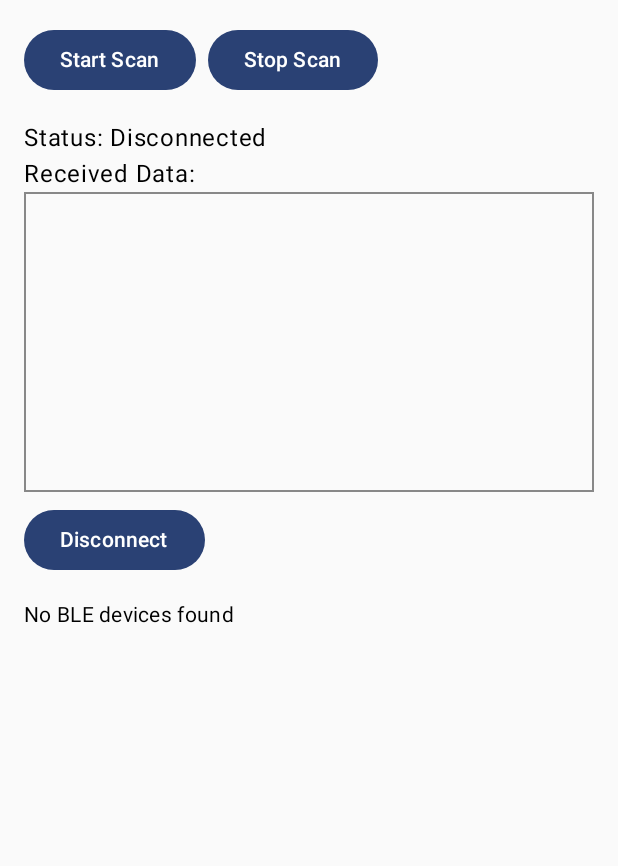
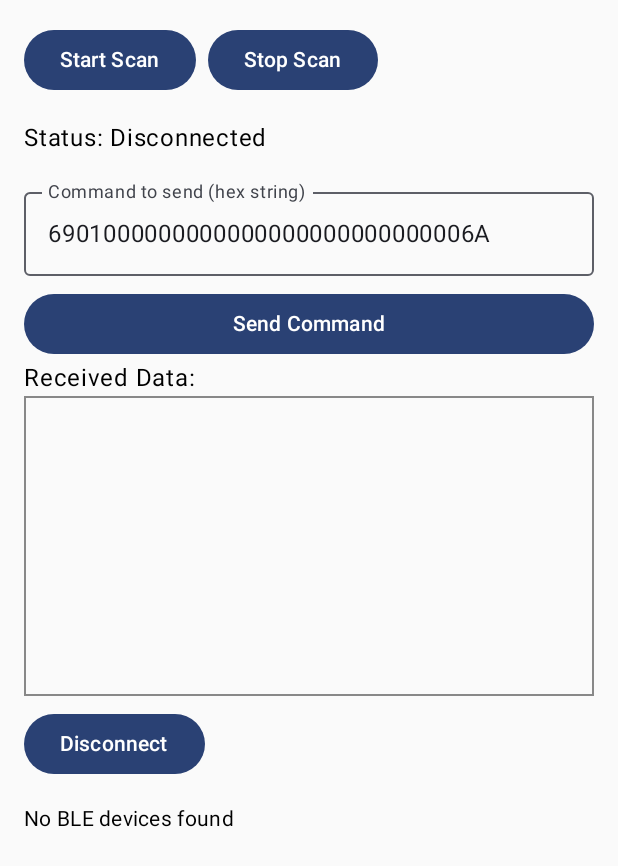
Before and after one commit to marcus-exe/android-ring-ble, an Android app built with Jetpack Compose: the screen it shows after launch (MainActivity), after a tap on "Disconnect", on a phone screen of 412 x 824 dp. Shown: the top 866 px of the screen. Run offline under Robolectric (Android 15) with nearby library versions, the phone set to English and light mode, and no system bars.

Commit message:
Add response to ring communication
- Still lacking deleting capability

```diff
--- a/app/src/main/java/com/example/blecomposeapp/BleDeviceScreen.kt
+++ b/app/src/main/java/com/example/blecomposeapp/BleDeviceScreen.kt
@@ -17,10 +17,14 @@ import androidx.compose.material3.Button
 import androidx.compose.material3.Card
 import androidx.compose.material3.CardDefaults
 import androidx.compose.material3.MaterialTheme
+import androidx.compose.material3.OutlinedTextField
 import androidx.compose.material3.Text
 import androidx.compose.runtime.Composable
 import androidx.compose.runtime.collectAsState
 import androidx.compose.runtime.getValue
+import androidx.compose.runtime.mutableStateOf
+import androidx.compose.runtime.remember
+import androidx.compose.runtime.setValue
 import androidx.compose.ui.Modifier
 import androidx.compose.ui.graphics.Color
 import androidx.compose.ui.unit.dp
@@ -30,6 +34,8 @@ fun BleDeviceScreen(viewModel: BluetoothViewModel) {
     val devices by viewModel.devices.collectAsState()
     val status by viewModel.connectionStatus.collectAsState()
     val receivedData by viewModel.receivedData.collectAsState()
+
+    var commandToSend by remember { mutableStateOf("6901000000000000000000000000006A") }
 
     Column(modifier = Modifier
         .fillMaxSize()
@@ -48,7 +54,33 @@ fun BleDeviceScreen(viewModel: BluetoothViewModel) {
 
         Text("Status: $status")
 
+        Spacer(modifier = Modifier.height(16.dp))
+
+        // Input field for the command
+        OutlinedTextField(
+            value = commandToSend,
+            onValueChange = { commandToSend = it },
+            label = { Text("Command to send (hex string)") },
+            modifier = Modifier.fillMaxWidth()
+        )
+
+        Spacer(modifier = Modifier.height(8.dp))
+
+        // Send command button
+        Button(
+            onClick = {
+                val commandBytes = commandToSend.chunked(2)
+                    .map { it.toInt(16).toByte() }
+                    .toByteArray()
+                viewModel.sendCommand(commandBytes)
+            },
+            modifier = Modifier.fillMaxWidth()
+        ) {
+            Text("Send Command")
+        }
+
         Text("Received Data:")
+
         Box(
             modifier = Modifier
                 .fillMaxWidth()
@@ -56,9 +88,17 @@ fun BleDeviceScreen(viewModel: BluetoothViewModel) {
                 .border(1.dp, Color.Gray)
                 .padding(8.dp)
         ) {
-            Text(text = receivedData)
+            // Use LazyColumn to display the list of received data strings
+            LazyColumn(
+                modifier = Modifier.fillMaxSize(),
+                // ReverseLayout makes the newest item appear at the bottom
+                reverseLayout = true
+            ) {
+                items(receivedData) { data ->
+                    Text(text = data)
+                }
+            }
         }
-
 
         Spacer(modifier = Modifier.height(8.dp))
 
--- a/app/src/main/java/com/example/blecomposeapp/BluetoothViewModel.kt
+++ b/app/src/main/java/com/example/blecomposeapp/BluetoothViewModel.kt
@@ -3,6 +3,7 @@ package com.example.blecomposeapp
 import android.Manifest
 import android.bluetooth.BluetoothDevice
 import android.bluetooth.BluetoothGatt
+import android.bluetooth.BluetoothGattCharacteristic
 import android.content.Context
 import android.os.Build
 import androidx.annotation.RequiresApi
@@ -23,8 +24,8 @@ class BluetoothViewModel(context: Context) : ViewModel() {
 
     private var connectedGatt: BluetoothGatt? = null
 
-    private val _receivedData = MutableStateFlow("")
-    val receivedData: StateFlow<String> = _receivedData
+    private val _receivedData = MutableStateFlow<List<String>>(emptyList())
+    val receivedData: StateFlow<List<String>> = _receivedData
 
     init {
         // Add device found callback
@@ -36,7 +37,7 @@ class BluetoothViewModel(context: Context) : ViewModel() {
 
         // Add data received callback
         scanner.onDataReceived = { text ->
-            _receivedData.value = text
+            _receivedData.value = _receivedData.value + text
         }
     }
 
@@ -65,4 +66,26 @@ class BluetoothViewModel(context: Context) : ViewModel() {
         connectedGatt = null
         _connectionStatus.value = "Disconnected"
     }
+
+    @RequiresPermission(Manifest.permission.BLUETOOTH_CONNECT)
+    fun sendCommand(command: ByteArray) {
+        connectedGatt?.let { gatt ->
+            // Find the characteristic to write to
+            val writableChar = gatt.services
+                .flatMap { it.characteristics }
+                .firstOrNull { it.properties and BluetoothGattCharacteristic.PROPERTY_WRITE != 0 }
+
+            writableChar?.let { char ->
+                char.value = command
+                gatt.writeCharacteristic(char)
+            } ?: run {
+                println("❌ No writable characteristic found!")
+            }
+        }
+    }
+
+    fun clearReceivedData() {
+        _receivedData.value = emptyList()
+    }
+
 }
```
Also changed, not shown: app/src/main/java/com/example/blecomposeapp/BluetoothScanner.kt (+9 -0 lines).
